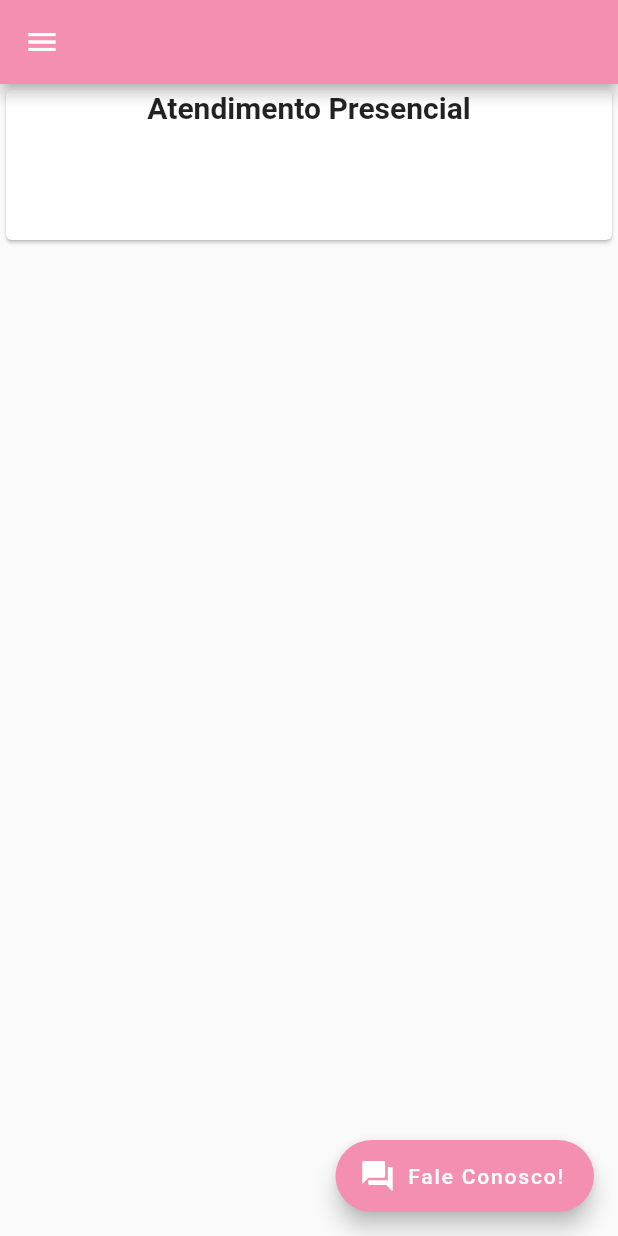
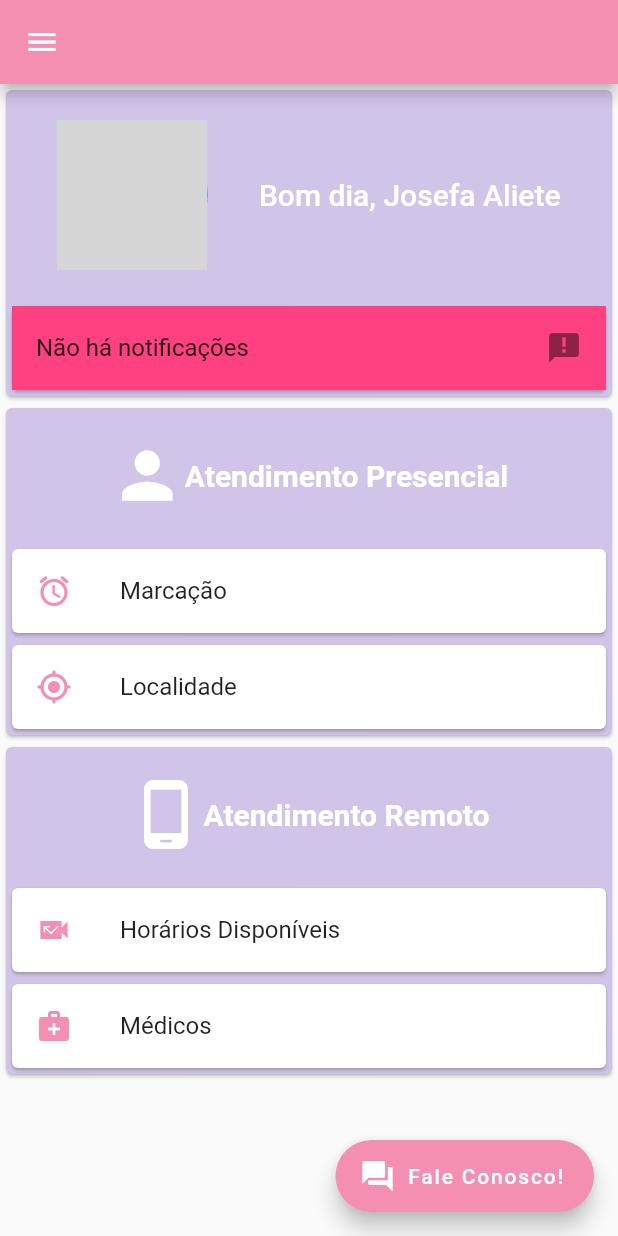
Before and after one commit to ibiaalice/MedElas, a Flutter app: the screen it shows after launch, on a phone screen of 412 x 824 dp. Run offline on Flutter 3.47's test engine with Material 2 defaults, Android fonts, the phone set to English and light mode, and no system bars; our stand-ins replace flutter_map, latlong; missing offline and left inert: calendar_calendar; network calls fail; grey boxes are pictures that could not be loaded.

Commit message:
feat: add pages linked for homepages

```diff
--- a/med_elas/lib/app/home/home_page.dart
+++ b/med_elas/lib/app/home/home_page.dart
@@ -2,6 +2,9 @@ import 'package:flutter/material.dart';
 import 'package:med_elas/app/home/widgets/call_button.dart';
 import 'package:med_elas/app/home/widgets/drawer.dart';
 import 'package:med_elas/app/home/widgets/in_person_card.dart';
+import 'package:med_elas/app/home/widgets/info_person_card.dart';
+import 'package:med_elas/app/local/widgets/clinical_map.dart';
+import 'package:med_elas/app/home/widgets/remote_card.dart';
 import 'package:med_elas/app/widgets/constants.dart';
 
 class MyHomePage extends StatefulWidget {
@@ -23,9 +26,11 @@ class _MyHomePageState extends State<MyHomePage> {
         title: Text(widget.title),
       ),
       floatingActionButton: CallButton(),
-      body: Column(
+      body: ListView(
         children: [
+          InfoPersonCard(),
           InPersonCard(),
+          RemoteCard(),
         ],
       ),
     );
--- /dev/null
+++ b/med_elas/lib/app/home/widgets/card_title.dart
@@ -0,0 +1,37 @@
+import 'package:flutter/material.dart';
+
+class CardTitle extends StatelessWidget {
+  final String title;
+  final IconData icon;
+  const CardTitle({
+    @required this.title,
+    @required this.icon,
+  }) : super();
+
+  @override
+  Widget build(BuildContext context) {
+    return Padding(
+      padding: EdgeInsets.all(20),
+      child: Center(
+        child: Row(
+          mainAxisAlignment: MainAxisAlignment.center,
+          children: [
+            Icon(
+              icon,
+              size: 50,
+              color: Colors.white,
+            ),
+            Text(
+              title,
+              style: TextStyle(
+                fontSize: 20,
+                fontWeight: FontWeight.w600,
+                color: Colors.white,
+              ),
+            ),
+          ],
+        ),
+      ),
+    );
+  }
+}
--- a/med_elas/lib/app/home/widgets/in_person_card.dart
+++ b/med_elas/lib/app/home/widgets/in_person_card.dart
@@ -1,4 +1,10 @@
 import 'package:flutter/material.dart';
+import 'package:med_elas/app/home/widgets/card_title.dart';
+import 'package:med_elas/app/home/widgets/option_card_button.dart';
+import 'package:med_elas/app/local/local_page.dart';
+import 'package:med_elas/app/local/widgets/clinical_map.dart';
+import 'package:med_elas/app/schedule/schedule_page.dart';
+import 'package:med_elas/app/widgets/constants.dart';
 
 class InPersonCard extends StatelessWidget {
   const InPersonCard() : super();
@@ -6,18 +12,34 @@ class InPersonCard extends StatelessWidget {
   @override
   Widget build(BuildContext context) {
     return Card(
+      color: THIRD_COLLOR,
       child: Container(
-      height: 100,
         width: MediaQuery.of(context).size.width,
         child: Column(
           children: [
-          Text(
-            "Atendimento Presencial",
-            style: TextStyle(fontSize: 20, fontWeight: FontWeight.w600),
+            CardTitle(
+              icon: Icons.person,
+              title: "Atendimento Presencial",
             ),
-
+            OptionCardButton(
+              title: "Marcação",
+              icon: Icons.access_alarm_rounded,
+              onTap: () => Navigator.push(
+                  context,
+                  MaterialPageRoute(
+                      builder: (BuildContext context) => SchedulePage())),
+            ),
+            OptionCardButton(
+              title: "Localidade",
+              icon: Icons.gps_fixed_rounded,
+              onTap: () => Navigator.push(
+                  context,
+                  MaterialPageRoute(
+                      builder: (BuildContext context) => LocalPage())),
+            ),
           ],
         ),
-    ));
+      ),
+    );
   }
 }
--- /dev/null
+++ b/med_elas/lib/app/home/widgets/info_person_card.dart
@@ -0,0 +1,82 @@
+import 'package:flutter/material.dart';
+import 'package:med_elas/app/widgets/constants.dart';
+
+class InfoPersonCard extends StatelessWidget {
+  const InfoPersonCard() : super();
+
+  @override
+  Widget build(BuildContext context) {
+    return Card(
+      color: THIRD_COLLOR,
+      child: Container(
+        width: MediaQuery.of(context).size.width * 0.9,
+        child: Column(
+          children: [
+            PerfilDetails(
+              avatar: MOCK_AVATAR,
+              name: MOCK_NAME,
+            ),
+            PersonNotification(
+                // qtdNotification: 1,
+                )
+          ],
+        ),
+      ),
+    );
+  }
+}
+
+class PersonNotification extends StatelessWidget {
+  final int qtdNotification;
+  const PersonNotification({
+    this.qtdNotification,
+  }) : super();
+
+  @override
+  Widget build(BuildContext context) {
+    return Card(
+      child: Container(
+        color: SECOND_COLLOR,
+        child: ListTile(
+          title: qtdNotification != null
+              ? Text("Há " + qtdNotification.toString() + " notificação!")
+              : Text("Não há notificações"),
+          trailing: Icon(Icons.announcement),
+        ),
+      ),
+    );
+  }
+}
+
+class PerfilDetails extends StatelessWidget {
+  final String name;
+  final String avatar;
+  const PerfilDetails({this.name, this.avatar}) : super();
+
+  @override
+  Widget build(BuildContext context) {
+    return Padding(
+      padding: EdgeInsets.only(top: 20, bottom: 20),
+      child: Row(
+        mainAxisAlignment: MainAxisAlignment.spaceEvenly,
+        children: [
+          Container(
+            height: 100,
+            width: 100,
+            child: CircleAvatar(
+              backgroundImage: NetworkImage(
+                avatar,
+                scale: 0.000003,
+              ),
+            ),
+          ),
+          Text(
+            "Bom dia, " + name,
+            style: TextStyle(
+                fontSize: 20, color: Colors.white, fontWeight: FontWeight.w500),
+          ),
+        ],
+      ),
+    );
+  }
+}
--- /dev/null
+++ b/med_elas/lib/app/home/widgets/option_card_button.dart
@@ -0,0 +1,28 @@
+import 'package:flutter/material.dart';
+import 'package:med_elas/app/widgets/constants.dart';
+
+class OptionCardButton extends StatelessWidget {
+  final String title;
+  final Function onTap;
+  final IconData icon;
+
+  const OptionCardButton({
+    @required this.title,
+    this.onTap,
+    this.icon,
+  }) : super();
+
+  @override
+  Widget build(BuildContext context) {
+    return Card(
+      child: ListTile(
+        leading: Icon(
+          icon,
+          color: PRIMARY_COLLOR,
+        ),
+        onTap: () => onTap(),
+        title: Text(title),
+      ),
+    );
+  }
+}
--- /dev/null
+++ b/med_elas/lib/app/home/widgets/remote_card.dart
@@ -0,0 +1,36 @@
+import 'package:flutter/material.dart';
+import 'package:med_elas/app/home/widgets/card_title.dart';
+import 'package:med_elas/app/home/widgets/option_card_button.dart';
+import 'package:med_elas/app/widgets/constants.dart';
+
+class RemoteCard extends StatelessWidget {
+  const RemoteCard() : super();
+
+  @override
+  Widget build(BuildContext context) {
+    return Card(
+      color: THIRD_COLLOR,
+      child: Container(
+        width: MediaQuery.of(context).size.width,
+        child: Column(
+          children: [
+            CardTitle(
+              title: "Atendimento Remoto",
+              icon: Icons.phone_android_rounded,
+            ),
+            OptionCardButton(
+              title: "Horários Disponíveis",
+              icon: Icons.missed_video_call_sharp,
+              onTap: () => print("sjhsjhjsh"),
+            ),
+            OptionCardButton(
+              title: "Médicos",
+              icon: Icons.medical_services,
+              onTap: () => print("shjhh"),
+            ),
+          ],
+        ),
+      ),
+    );
+  }
+}
--- a/med_elas/lib/app/widgets/constants.dart
+++ b/med_elas/lib/app/widgets/constants.dart
@@ -1,3 +1,11 @@
 import 'package:flutter/material.dart';
 
 final PRIMARY_COLLOR = Colors.pink[200];
+final SECOND_COLLOR = Colors.pinkAccent;
+final THIRD_COLLOR = Colors.deepPurple[100];
+
+//MOCK CONSTANTS FOR DEVELOPMENT
+const MOCK_NAME = "Josefa Aliete";
+const MOCK_AVATAR =
+    "https://baoba.org.br/wp-content/uploads/2021/01/40513111943_9d510475fb_b.jpg";
+const MOCK_MAP = "https://i.imgur.com/ZwYkYsp.png";
--- a/med_elas/pubspec.yaml
+++ b/med_elas/pubspec.yaml
@@ -28,6 +28,10 @@ dependencies:
   # The following adds the Cupertino Icons font to your application.
   # Use with the CupertinoIcons class for iOS style icons.
   cupertino_icons: ^1.0.0
+  flutter_map: ^0.8.2
+  latlong: ^0.6.1
+  calendar_calendar: ^0.0.1
+
 
 dev_dependencies:
   flutter_test:
```
Also changed, not shown: med_elas/lib/app/local/local_page.dart (added, +30 -0 lines), med_elas/lib/app/local/widgets/add_local_button.dart (added, +16 -0 lines), med_elas/lib/app/local/widgets/clinical_map.dart (added, +22 -0 lines), med_elas/lib/app/local/widgets/search_bar.dart (added, +29 -0 lines), med_elas/lib/app/schedule/schedule_page.dart (added, +52 -0 lines), med_elas/lib/app/schedule/widgets/add_schedule_button.dart (added, +18 -0 lines), med_elas/lib/app/schedule/widgets/schredule_calendar.dart (added, +47 -0 lines), 6 other files. Lines whose indentation alone changed are shown as unchanged.
